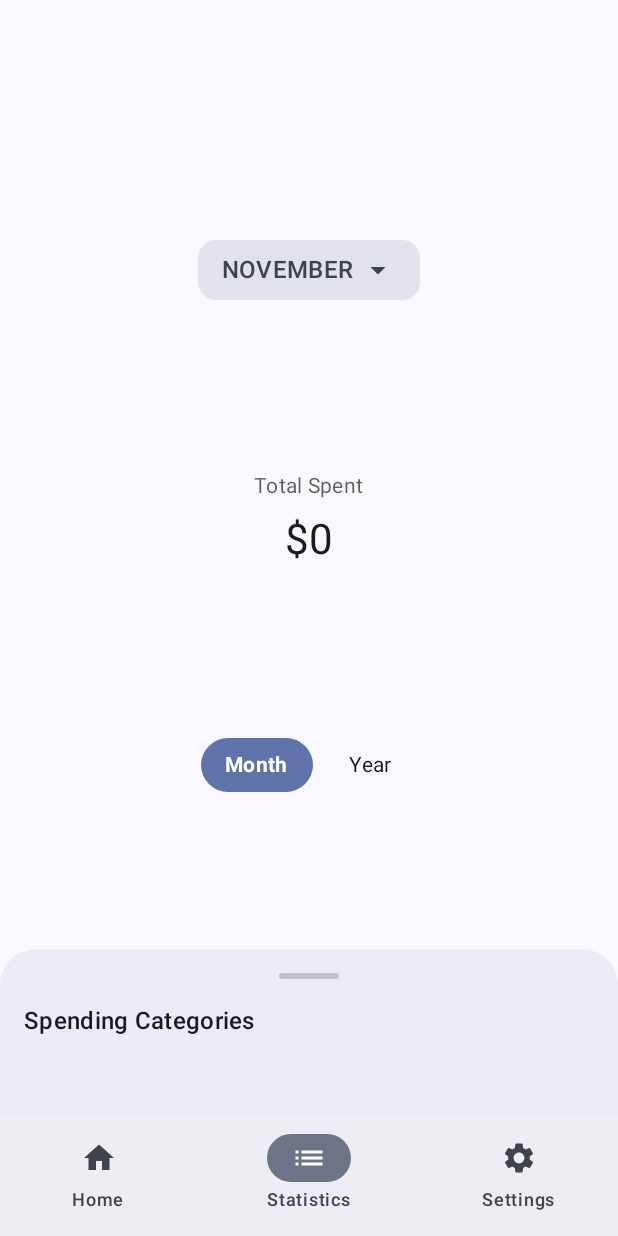
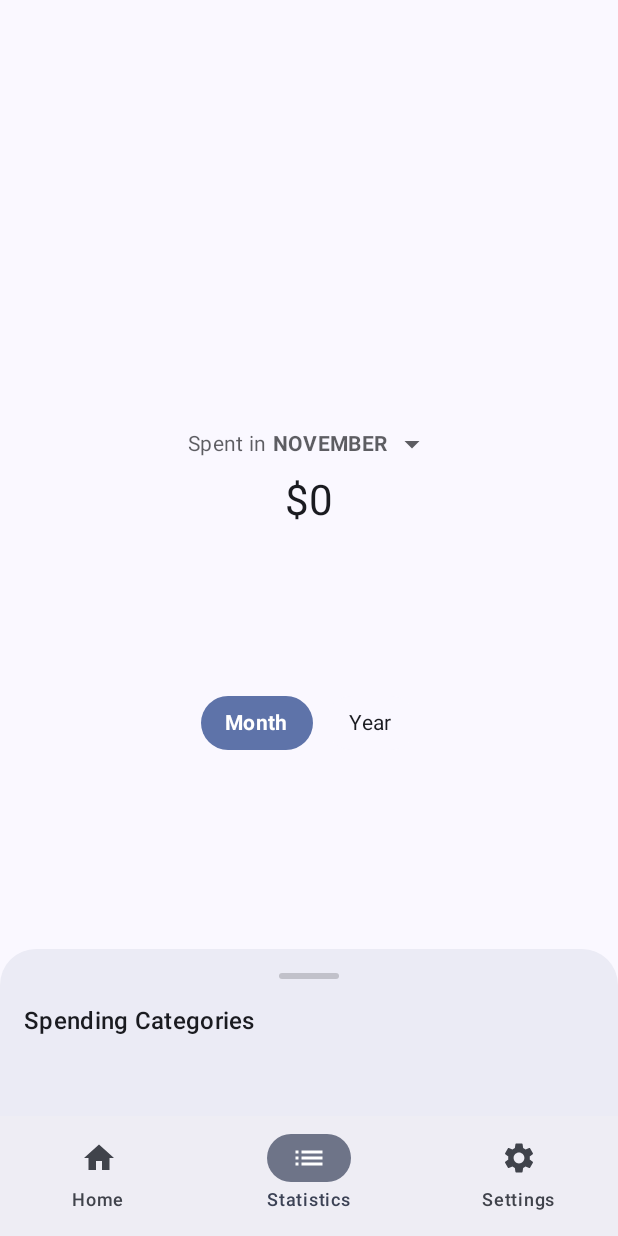
Before and after one commit to lamooon/PennyKeeper, an Android app built with Jetpack Compose: the StatisticsScreen screen opened through its navigation route, on a phone screen of 412 x 824 dp. Run offline under Robolectric (Android 15) with nearby library versions, the phone set to English and light mode, and no system bars; our stand-ins replace Room's generated code.

Commit message:
Improved UI for Stats screen

```diff
--- a/app/src/main/java/com/example/pennykeeper/ui/stats/StatisticsScreen.kt
+++ b/app/src/main/java/com/example/pennykeeper/ui/stats/StatisticsScreen.kt
@@ -86,31 +86,6 @@ fun StatisticsScreen(viewModel: StatisticsViewModel) {
                 Column(
                     horizontalAlignment = Alignment.CenterHorizontally
                 ) {
-                    Box(modifier = Modifier.padding(bottom = 16.dp)) {
-                        Surface(
-                            shape = RoundedCornerShape(12.dp),
-                            color = MaterialTheme.colorScheme.surfaceVariant,
-                            modifier = Modifier.clickable { isMonthDropdownExpanded = true }
-                        ) {
-                            Row(
-                                modifier = Modifier.padding(horizontal = 16.dp, vertical = 8.dp),
-                                verticalAlignment = Alignment.CenterVertically
-                            ) {
-                                Text(
-                                    text = when (selectedPeriod) {
-                                        StatisticsViewModel.TimePeriod.MONTH -> Month.of(currentMonth).name
-                                        StatisticsViewModel.TimePeriod.YEAR -> currentYear.toString()
-                                    },
-                                    style = MaterialTheme.typography.titleMedium
-                                )
-                                Icon(
-                                    Icons.Default.ArrowDropDown,
-                                    contentDescription = "Select period",
-                                    modifier = Modifier.padding(start = 4.dp)
-                                )
-                            }
-                        }
-
                     DropdownMenu(
                         expanded = isMonthDropdownExpanded,
                         onDismissRequest = { isMonthDropdownExpanded = false }
@@ -159,11 +134,11 @@ fun StatisticsScreen(viewModel: StatisticsViewModel) {
                             }
                         }
                     }
-                    }
+
 
                     Box(
                         modifier = Modifier
-                            .size(260.dp)
+                            .size(260.dp)  // Increased from 240.dp
                             .padding(16.dp),
                         contentAlignment = Alignment.Center
                     ) {
@@ -172,11 +147,35 @@ fun StatisticsScreen(viewModel: StatisticsViewModel) {
                         Column(
                             horizontalAlignment = Alignment.CenterHorizontally
                         ) {
+                            Row(
+                                verticalAlignment = Alignment.CenterVertically,
+                            ) {
                                 Text(
-                                text = "Total Spent",
+                                    text = "Spent in ",
                                     style = MaterialTheme.typography.bodyMedium,
                                     color = MaterialTheme.colorScheme.onSurface.copy(alpha = 0.7f)
                                 )
+                                Row(
+                                    modifier = Modifier.clickable { isMonthDropdownExpanded = true },
+                                    verticalAlignment = Alignment.CenterVertically
+                                ) {
+                                    Text(
+                                        text = when (selectedPeriod) {
+                                            StatisticsViewModel.TimePeriod.MONTH -> Month.of(currentMonth).name
+                                            StatisticsViewModel.TimePeriod.YEAR -> currentYear.toString()
+                                        },
+                                        style = MaterialTheme.typography.bodyMedium,
+                                        fontWeight = FontWeight.Bold,
+                                        color = MaterialTheme.colorScheme.onSurface.copy(alpha = 0.7f)
+                                    )
+                                    Icon(
+                                        Icons.Default.ArrowDropDown,
+                                        contentDescription = "Select period",
+                                        modifier = Modifier.padding(start = 4.dp),
+                                        tint = MaterialTheme.colorScheme.onSurface.copy(alpha = 0.7f)
+                                    )
+                                }
+                            }
                             Text(
                                 text = "$${String.format("%,d", totalAmount.toLong())}",
                                 style = MaterialTheme.typography.headlineMedium,
@@ -336,7 +335,7 @@ private fun DonutChart(categoryExpenses: List<StatisticsViewModel.CategoryExpens
     Canvas(
         modifier = Modifier.fillMaxSize()
     ) {
-        val donutThickness = size.width * 0.15f
+        val donutThickness = size.width * 0.12f  // Changed from 0.15f to 0.12f for thinner ring
         var startAngle = 0f
 
         categoryExpenses.forEach { categoryExpense ->
```
Lines whose indentation alone changed are shown as unchanged.
